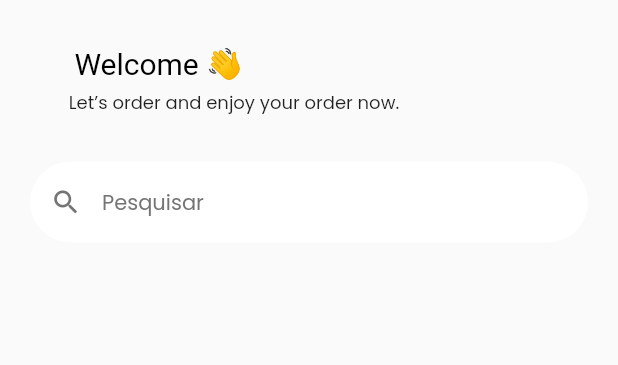
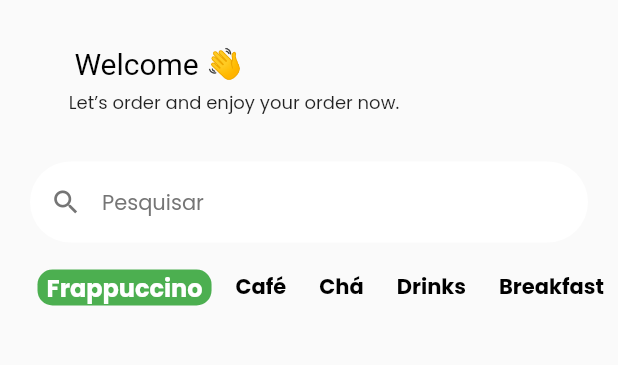
Before and after one commit to NaiaraBorges/starbucks-app, a Flutter app: the HomeTab screen opened directly, on a phone screen of 412 x 824 dp, the part 98-463 px from its top. Run offline on Flutter 3.47's test engine with Material 2 defaults, Android fonts, the phone set to English and light mode, and no system bars.

```diff
--- /dev/null
+++ b/lib/src/home/components/category_tile.dart
@@ -0,0 +1,39 @@
+import 'package:flutter/material.dart';
+
+class CategoryTile extends StatelessWidget {
+  const CategoryTile({
+    super.key,
+    required this.category,
+    required this.isSelected,
+    required this.onPressed,
+  });
+
+  final String category;
+  final bool isSelected;
+  final VoidCallback onPressed;
+
+  @override
+  Widget build(BuildContext context) {
+    return GestureDetector(
+      onTap: onPressed,
+      child: Align(
+        alignment: Alignment.center,
+        child: Container(
+          padding: const EdgeInsets.symmetric(horizontal: 6),
+          decoration: BoxDecoration(
+            borderRadius: BorderRadius.circular(10),
+            color: isSelected ? Colors.green : Colors.transparent,
+          ),
+          child: Text(
+            category,
+            style: TextStyle(
+              color: isSelected ? Colors.white : Colors.black,
+              fontWeight: FontWeight.bold,
+              fontSize: isSelected ? 16 : 14,
+            ),
+          ),
+        ),
+      ),
+    );
+  }
+}
--- a/lib/src/home/home_tab.dart
+++ b/lib/src/home/home_tab.dart
@@ -1,7 +1,24 @@
 import 'package:flutter/material.dart';
 
-class HomeTab extends StatelessWidget {
+import 'components/category_tile.dart';
+
+class HomeTab extends StatefulWidget {
   const HomeTab({super.key});
+
+  @override
+  State<HomeTab> createState() => _HomeTabState();
+}
+
+class _HomeTabState extends State<HomeTab> {
+  List<String> categories = [
+    'Frappuccino',
+    'Café',
+    'Chá',
+    'Drinks',
+    'Breakfast',
+  ];
+
+  String selectedCategory = 'Frappuccino';
 
   @override
   Widget build(BuildContext context) {
@@ -108,12 +125,32 @@ class HomeTab extends StatelessWidget {
                         ))),
               ),
             ),
-            ],
-          )
 
             //Categorias
+            Container(
+              padding: const EdgeInsets.only(left: 25),
+              height: 40,
+              child: ListView.separated(
+                scrollDirection: Axis.horizontal,
+                itemBuilder: (_, index) {
+                  return CategoryTile(
+                    onPressed: () {
+                      setState(() {
+                        selectedCategory = categories[index];
+                      });
+                    },
+                    category: categories[index],
+                    isSelected: categories[index] == selectedCategory,
+                  );
+                },
+                separatorBuilder: (_, index) => const SizedBox(width: 10),
+                itemCount: categories.length,
+              ),
+            ),
 
             //Grid
+          ],
+        ),
       ),
     );
   }
```
Lines whose indentation alone changed are shown as unchanged.
